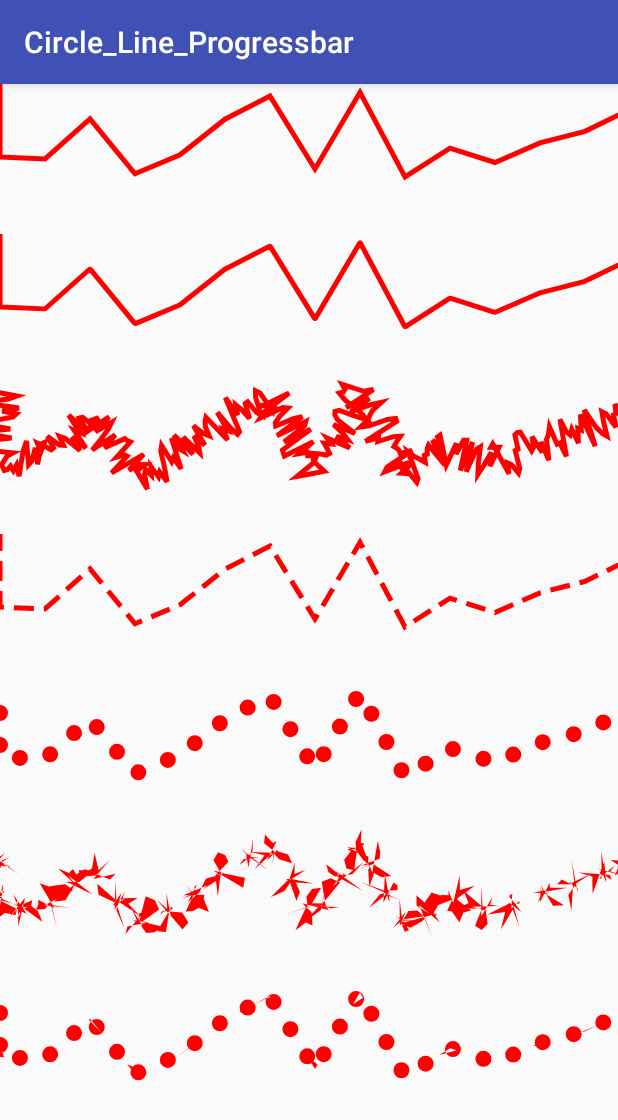
After one commit to YYwishp/MyDemo, an Android app: the PathEffectViewActivity screen opened directly, with no data from a screen before it, on a phone screen of 412 x 824 dp. The commit adds this screen. Shown: the top 1120 px of the screen. Run offline under Robolectric (Android 15) with nearby library versions, the phone set to English and light mode, and no system bars.

Commit message:
自定义测试shader

```diff
--- /dev/null
+++ b/circle_line_progressbar/src/main/java/com/example/circle_line_progressbar/PathEffectViewActivity.java
@@ -0,0 +1,12 @@
+package com.example.circle_line_progressbar;
+
+import android.support.v7.app.AppCompatActivity;
+import android.os.Bundle;
+
+public class PathEffectViewActivity extends AppCompatActivity {
+	@Override
+	protected void onCreate(Bundle savedInstanceState) {
+		super.onCreate(savedInstanceState);
+		setContentView(R.layout.activity_path_effect_view);
+	}
+}
--- /dev/null
+++ b/circle_line_progressbar/src/main/java/com/example/circle_line_progressbar/View/PathEffectView.java
@@ -0,0 +1,92 @@
+package com.example.circle_line_progressbar.View;
+
+import android.content.Context;
+import android.graphics.Canvas;
+import android.graphics.Color;
+import android.graphics.ComposePathEffect;
+import android.graphics.CornerPathEffect;
+import android.graphics.DashPathEffect;
+import android.graphics.DiscretePathEffect;
+import android.graphics.Paint;
+import android.graphics.Path;
+import android.graphics.PathDashPathEffect;
+import android.graphics.PathEffect;
+import android.graphics.SumPathEffect;
+import android.support.annotation.Nullable;
+import android.util.AttributeSet;
+import android.view.View;
+
+/**
+ * Created by gyx on 2018/1/4.
+ */
+public class PathEffectView extends View {
+	private Paint mPaint;
+	private Path mPath;
+	private PathEffect[] mEffects;
+
+	private float mPhase;// 偏移值
+	public PathEffectView(Context context) {
+		super(context);
+	}
+
+	public PathEffectView(Context context, @Nullable AttributeSet attrs) {
+		super(context, attrs);
+		mPaint = new Paint();
+		mPaint.setStyle(Paint.Style.STROKE);
+		mPaint.setStrokeWidth(5);
+		mPaint.setColor(Color.RED);
+		//
+		mPath = new Path();
+		//定义起始起点
+		mPath.moveTo(0, 0);
+		//定义路径的各个点
+		for (int i = 0; i < 30; i++) {
+			mPath.lineTo(i * 45, (float) (Math.random() * 100));
+
+		}
+		//创建路径效果的数组
+		mEffects = new PathEffect[7];
+	}
+
+	public PathEffectView(Context context, @Nullable AttributeSet attrs, int defStyleAttr) {
+		super(context, attrs, defStyleAttr);
+	}
+
+	@Override
+	protected void onDraw(Canvas canvas) {
+		super.onDraw(canvas);
+		/**
+		 * 实例化个特效类
+		 *
+		 */
+
+		mEffects[0] = null;
+		//弯曲角度型
+		mEffects[1] = new CornerPathEffect(1);
+		//离散路径效果
+		mEffects[2] = new DiscretePathEffect(3.0f, 20.0f);
+		//虚线的路径效果
+		mEffects[3] = new DashPathEffect(new float[]{20,10,},mPhase);
+		//增强的虚线路径效果
+		Path path = new Path();
+		path.addCircle(0, 0, 8,  Path.Direction.CCW);
+		//advance:间距
+		mEffects[4] = new PathDashPathEffect(path, 32, mPhase, PathDashPathEffect.Style.TRANSLATE);
+		//组合路径效果
+		mEffects[5] = new ComposePathEffect(mEffects[2], mEffects[4]);
+		mEffects[6] = new SumPathEffect(mEffects[3], mEffects[4]);
+		/**
+		 * 绘制路径
+		 */
+		for (int i = 0; i < mEffects.length; i++) {
+			mPaint.setPathEffect(mEffects[i]);
+			canvas.drawPath(mPath, mPaint);
+			//每绘制一条将画布向下平移250个像素
+			canvas.translate(0, 150);
+		}
+		//刷新偏移值并重绘视图实现动画效果
+		mPhase+=1;
+		invalidate();
+
+	}
+}
--- /dev/null
+++ b/circle_line_progressbar/src/main/res/layout/activity_path_effect_view.xml
@@ -0,0 +1,17 @@
+<?xml version="1.0" encoding="utf-8"?>
+<android.support.constraint.ConstraintLayout
+    xmlns:android="http://schemas.android.com/apk/res/android"
+    xmlns:app="http://schemas.android.com/apk/res-auto"
+    xmlns:tools="http://schemas.android.com/tools"
+    android:layout_width="match_parent"
+    android:layout_height="match_parent"
+    tools:context="com.example.circle_line_progressbar.PathEffectViewActivity">
+    <com.example.circle_line_progressbar.View.PathEffectView
+        android:layout_width="match_parent"
+        android:layout_height="match_parent" />
+
+
+
+
+
+</android.support.constraint.ConstraintLayout>
```
Also changed, not shown: circle_line_progressbar/src/main/AndroidManifest.xml (+10 -0 lines), circle_line_progressbar/src/main/java/com/example/circle_line_progressbar/BlurMaskFilterViewActivity.java (added, +12 -0 lines), circle_line_progressbar/src/main/java/com/example/circle_line_progressbar/BreakLineActivity.java (added, +12 -0 lines), circle_line_progressbar/src/main/java/com/example/circle_line_progressbar/EcgViewActivity.java (added, +12 -0 lines), circle_line_progressbar/src/main/java/com/example/circle_line_progressbar/MainActivity.java (+24 -0 lines), circle_line_progressbar/src/main/java/com/example/circle_line_progressbar/MaskFilterActivity.java (added, +12 -0 lines), circle_line_progressbar/src/main/java/com/example/circle_line_progressbar/View/BlurMaskFilterView.java (added, +80 -0 lines), circle_line_progressbar/src/main/java/com/example/circle_line_progressbar/View/ECGView.java (added, +134 -0 lines), circle_line_progressbar/src/main/java/com/example/circle_line_progressbar/View/MaskFilterView.java (added, +81 -0 lines), circle_line_progressbar/src/main/java/com/example/circle_line_progressbar/View/ShaderView.java (added, +65 -0 lines), circle_line_progressbar/src/main/java/com/example/circle_line_progressbar/View/StaticLayoutView.java (+32 -0 lines), circle_line_progressbar/src/main/res/layout/activity_blur_mask_filter_view.xml (added, +24 -0 lines), circle_line_progressbar/src/main/res/layout/activity_break_line.xml (added, +18 -0 lines), circle_line_progressbar/src/main/res/layout/activity_ecg_view.xml (added, +15 -0 lines), 2 more files.
